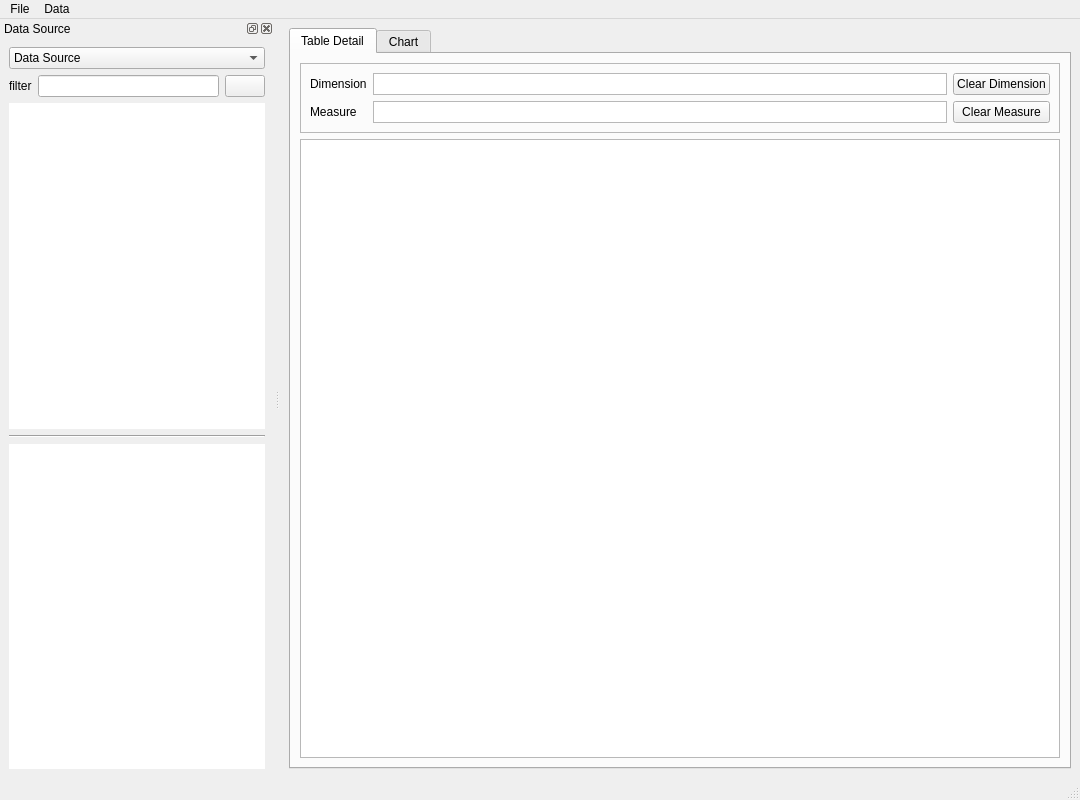
The window that ui_interface.ui (Dsypasit/tableau-likeit) describes before a commit, drawn with Qt 5.
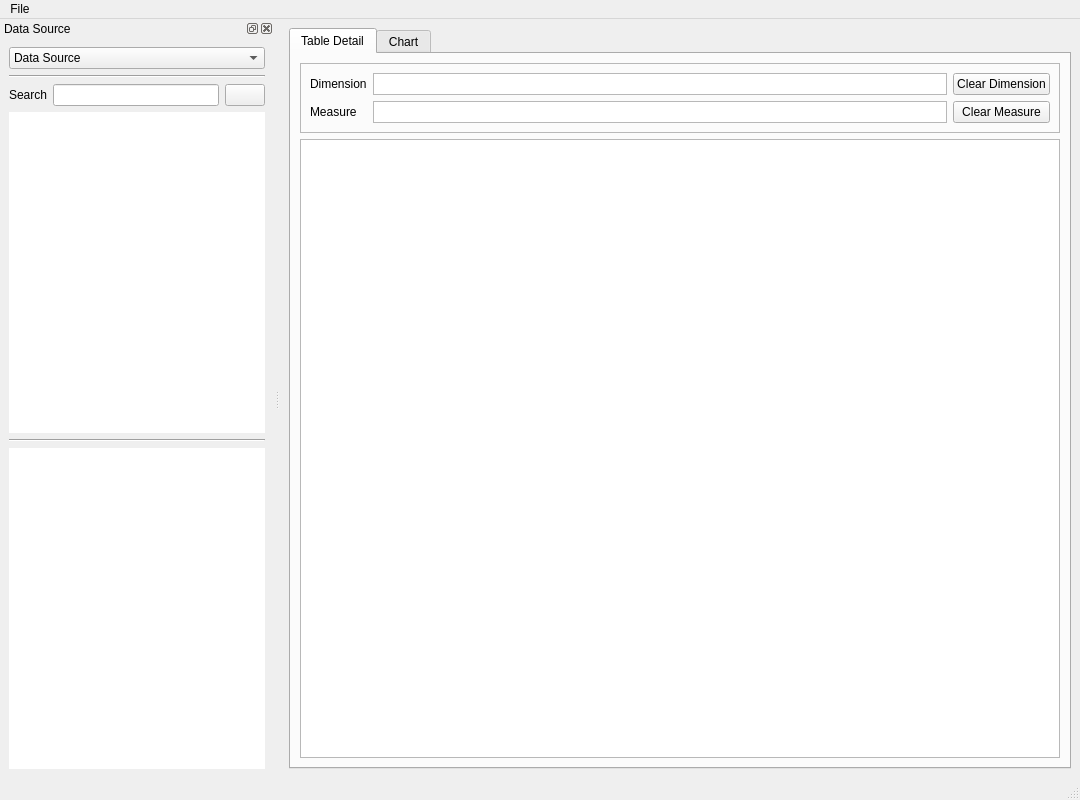
The same window after the commit. Icons and pictures are not drawn.

Commit message: update GUI + line chart 16/02/2022

What changed in the file:
```diff
--- a/ui_interface.ui
+++ b/ui_interface.ui
@@ -590,17 +590,33 @@
    </attribute>
    <widget class="QWidget" name="dockWidgetContents">
     <layout class="QGridLayout" name="gridLayout">
-     <item row="1" column="0">
-      <widget class="QLabel" name="label_10">
-       <property name="text">
-        <string>filter</string>
+     <item row="2" column="0" colspan="3">
+      <widget class="Line" name="line_2">
+       <property name="orientation">
+        <enum>Qt::Horizontal</enum>
        </property>
       </widget>
      </item>
-     <item row="1" column="1">
+     <item row="0" column="0" colspan="3">
+      <widget class="QComboBox" name="dataCombo">
+       <item>
+        <property name="text">
+         <string>Data Source</string>
+        </property>
+       </item>
+      </widget>
+     </item>
+     <item row="3" column="1">
       <widget class="QLineEdit" name="filterData"/>
      </item>
-     <item row="1" column="2">
+     <item row="3" column="0">
+      <widget class="QLabel" name="label_10">
+       <property name="text">
+        <string>Search</string>
+       </property>
+      </widget>
+     </item>
+     <item row="3" column="2">
       <widget class="QPushButton" name="btnClearFilterData">
        <property name="text">
         <string/>
@@ -617,16 +633,7 @@
        </property>
       </widget>
      </item>
-     <item row="0" column="0" colspan="3">
-      <widget class="QComboBox" name="dataCombo">
-       <item>
-        <property name="text">
-         <string>Data Source</string>
-        </property>
-       </item>
-      </widget>
-     </item>
-     <item row="2" column="0" colspan="3">
+     <item row="4" column="0" colspan="3">
       <widget class="QListWidget" name="DimensionWidget">
        <property name="acceptDrops">
         <bool>false</bool>
@@ -642,14 +649,14 @@
        </property>
       </widget>
      </item>
-     <item row="3" column="0" colspan="3">
+     <item row="5" column="0" colspan="3">
       <widget class="Line" name="line">
        <property name="orientation">
         <enum>Qt::Horizontal</enum>
        </property>
       </widget>
      </item>
-     <item row="4" column="0" colspan="3">
+     <item row="6" column="0" colspan="3">
       <widget class="QListWidget" name="MeasureWidget">
        <property name="acceptDrops">
         <bool>false</bool>
@@ -681,20 +688,10 @@
     <property name="title">
      <string>File</string>
     </property>
-    <addaction name="menuOpen"/>
-    <addaction name="menuSave"/>
-    <addaction name="separator"/>
-    <addaction name="menuExit"/>
-   </widget>
-   <widget class="QMenu" name="menuData">
-    <property name="title">
-     <string>Data</string>
-    </property>
     <addaction name="menuImport"/>
     <addaction name="actionUnion"/>
    </widget>
    <addaction name="menuFile"/>
-   <addaction name="menuData"/>
   </widget>
   <action name="menuOpen">
    <property name="icon">
```
Left out of the diff: 26 changed lines with no effect on the pictures. The commit also changes 12 other files.
